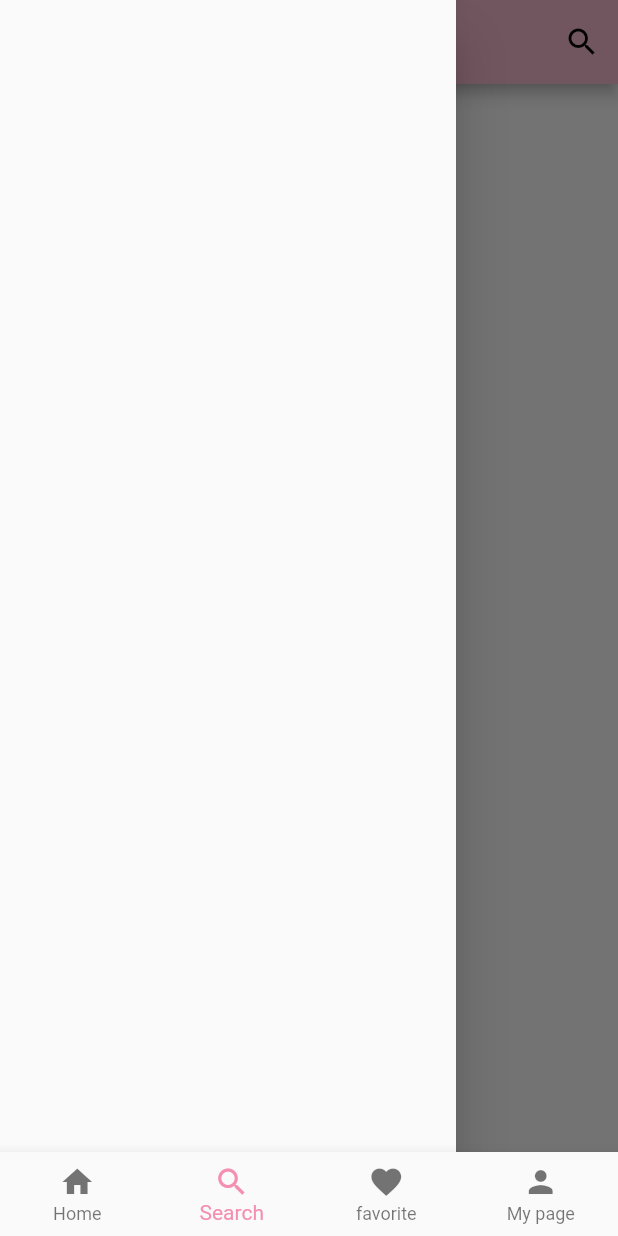
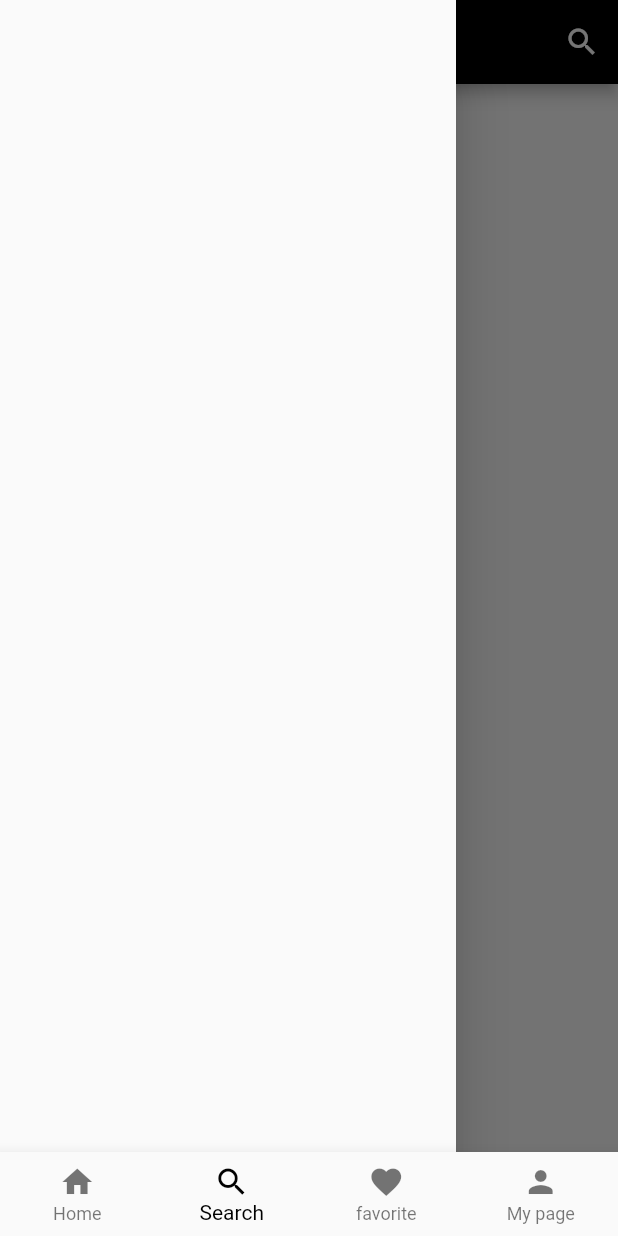
Before and after one commit to chy0428/gbc_project, a Flutter app: the screen it shows once a user with an empty profile is signed in, item 2 of the bottom bar chosen, with the side drawer open, on a phone screen of 412 x 824 dp. Run offline on Flutter 3.47's test engine with Material 2 defaults, Android fonts, the phone set to English and light mode, and no system bars; our stand-ins replace cloud_firestore, firebase_auth, flutter_signin_button, google_sign_in; accounts and stored records are empty.

Commit message:
modified theme

```diff
--- a/hgu_shop/lib/main.dart
+++ b/hgu_shop/lib/main.dart
@@ -9,7 +9,7 @@ class MyApp extends StatelessWidget {
   Widget build(BuildContext context) {
     return new MaterialApp(
         theme: new ThemeData(
-          primaryColor: Colors.pink[100],
+          primaryColor: Colors.black,
         ),
       home: RootPage(),
     );
--- a/hgu_shop/lib/my_page.dart
+++ b/hgu_shop/lib/my_page.dart
@@ -15,7 +15,7 @@ class MyPage extends StatelessWidget {
         children: <Widget>[
           //바탕화면 색깔 핑꾸
           ClipPath(
-            child: Container(color: Colors.pink[100].withOpacity(0.8)),
+            child: Container(color: Colors.black.withOpacity(0.8)),
             clipper: getClipper(),
           ),
           Positioned(
@@ -110,8 +110,8 @@ class ReviewList extends StatelessWidget {
     return Scaffold(
         appBar: AppBar(
           title: Text("내가 남긴 리뷰",
-            style: TextStyle(color: Colors.white, fontWeight: FontWeight.bold),
+            style: TextStyle(color: Colors.black, fontWeight: FontWeight.bold),
           ),
         ));
   }
-//}
+}
--- a/hgu_shop/lib/tab_page.dart
+++ b/hgu_shop/lib/tab_page.dart
@@ -36,7 +36,7 @@ class _TabPageState extends State<TabPage> {
 //      ),
       body: Center(child: _pages[_selectedIndex]),
       bottomNavigationBar: BottomNavigationBar(
-        fixedColor: Colors.pink[200], //눌렀을 떄 핑크색
+        fixedColor: Colors.black,
         onTap: _onItemTapped,
         currentIndex: _selectedIndex,
         type: BottomNavigationBarType.fixed,
```
